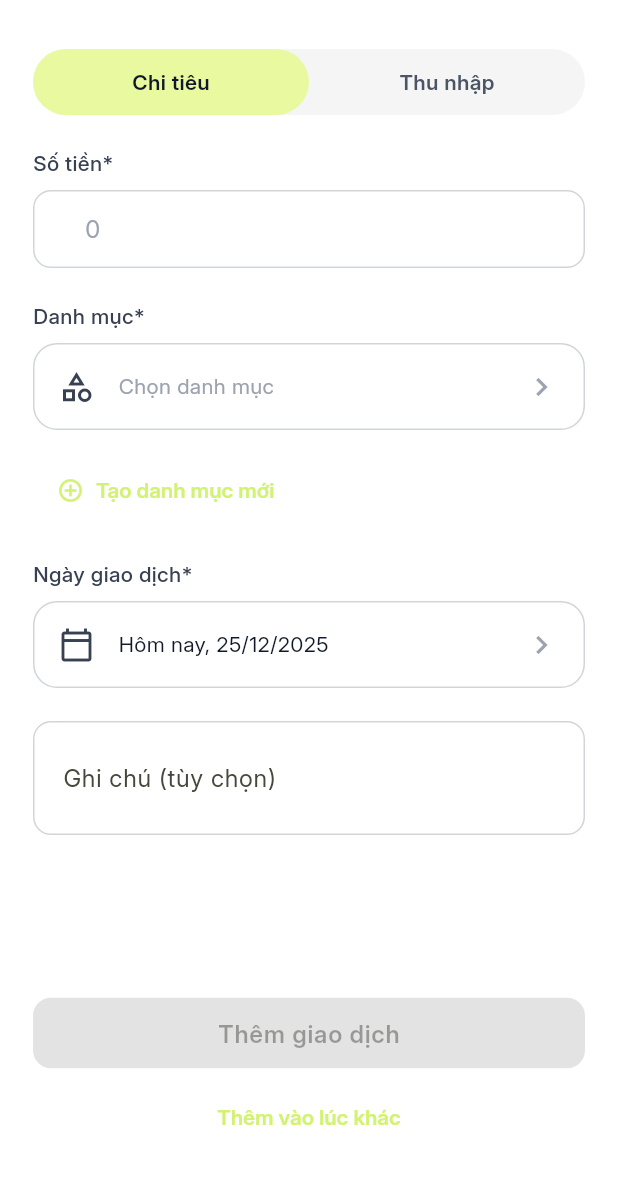
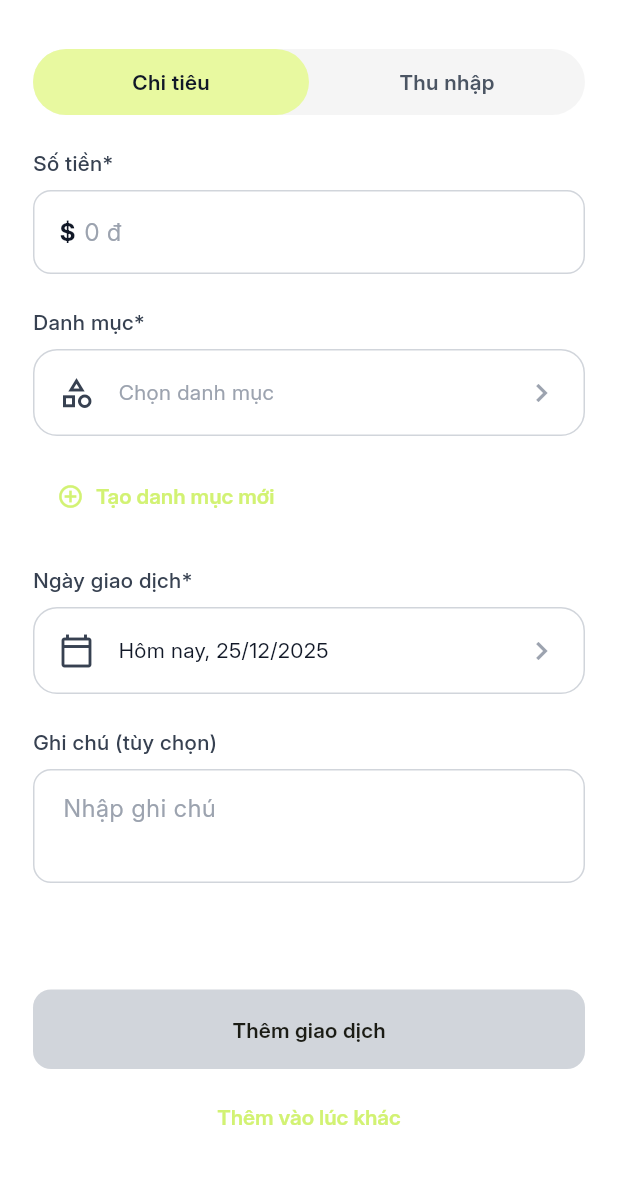
Before and after one commit to HyphenSang/Expense_Tracker, a Flutter app: the AddTransactionScreen screen opened directly, on a phone screen of 412 x 824 dp, the part 59-1236 px from its top. Run offline on Flutter 3.47's test engine with Material 3 defaults, Android fonts, the light colour scheme and no system bars; our stand-ins replace fl_chart, flutter_dotenv, shared_preferences, supabase_flutter; accounts and stored records are empty.

Commit message:
update screen add transac

```diff
--- a/App/lib/presentation/screens/add_transaction.dart
+++ b/App/lib/presentation/screens/add_transaction.dart
@@ -206,10 +206,44 @@ class _AddTransactionScreenState extends State<AddTransactionScreen> {
                 const SizedBox(height: AppSpacing.sm),
                 TextFormField(
                   controller: _amountController,
-                  decoration: const InputDecoration(
-                    hintText: '0',
-                    border: OutlineInputBorder(),
-                    prefixText: '₫ ',
+                  decoration: InputDecoration(
+                    hintText: '0 đ',
+                    hintStyle: TextStyle(color: AppColors.gray400),
+                    contentPadding: const EdgeInsets.symmetric(
+                      horizontal: AppSpacing.lg,
+                      vertical: AppSpacing.lg,
+                    ),
+                    border: OutlineInputBorder(
+                      borderRadius: BorderRadius.circular(AppRadius.md),
+                      borderSide: BorderSide(color: AppColors.gray300),
+                    ),
+                    enabledBorder: OutlineInputBorder(
+                      borderRadius: BorderRadius.circular(AppRadius.md),
+                      borderSide: BorderSide(color: AppColors.gray300),
+                    ),
+                    focusedBorder: OutlineInputBorder(
+                      borderRadius: BorderRadius.circular(AppRadius.md),
+                      borderSide: BorderSide(color: AppColors.primary),
+                    ),
+                    filled: true,
+                    fillColor: Colors.white,
+                    prefixIcon: Padding(
+                      padding: const EdgeInsets.only(left: AppSpacing.lg),
+                      child: Align(
+                        widthFactor: 1.0,
+                        child: Text(
+                          '\$',
+                          style: theme.textTheme.titleLarge?.copyWith(
+                            fontWeight: FontWeight.bold,
+                            color: AppColors.gray900,
+                          ),
+                        ),
+                      ),
+                    ),
+                    prefixIconConstraints: const BoxConstraints(
+                      minWidth: 30,
+                      minHeight: 0,
+                    ),
                   ),
                   keyboardType: TextInputType.number,
                   inputFormatters: [
@@ -272,8 +306,11 @@ class _AddTransactionScreenState extends State<AddTransactionScreen> {
                   alignment: Alignment.centerLeft,
                   child: TextButton.icon(
                     onPressed: _pickCategory,
-                    icon: const Icon(Icons.add_circle_outline),
-                    label: const Text('Tạo danh mục mới'),
+                    icon: const Icon(Icons.add_circle_outline, color: AppColors.primary),
+                    label: const Text(
+                      'Tạo danh mục mới',
+                      style: TextStyle(color: AppColors.primary),
+                    ),
                   ),
                 ),
                 const SizedBox(height: AppSpacing.xl),
@@ -316,10 +353,21 @@ class _AddTransactionScreenState extends State<AddTransactionScreen> {
                   ),
                 ),
                 const SizedBox(height: AppSpacing.xl),
+                Text(
+                  'Ghi chú (tùy chọn)',
+                  style: theme.textTheme.bodyMedium?.copyWith(
+                    color: AppColors.gray700,
+                    fontWeight: FontWeight.w500,
+                  ),
+                ),
+                const SizedBox(height: AppSpacing.sm),
                 TextFormField(
                   controller: _noteController,
                   decoration: const InputDecoration(
-                    labelText: 'Ghi chú (tùy chọn)',
+                    hintText: 'Nhập ghi chú',
+                    border: OutlineInputBorder(),
+                    filled: true,
+                    fillColor: Colors.white,
                   ),
                   maxLines: 2,
                 ),
@@ -328,14 +376,33 @@ class _AddTransactionScreenState extends State<AddTransactionScreen> {
                   width: double.infinity,
                   child: ElevatedButton(
                     onPressed: !_isSubmitting && isValid ? _submit : null,
-                    child: Text(_isSubmitting ? 'Đang lưu...' : 'Thêm giao dịch'),
+                    style: ElevatedButton.styleFrom(
+                      padding: const EdgeInsets.symmetric(vertical: AppSpacing.lg),
+                      backgroundColor: isValid && !_isSubmitting
+                          ? AppColors.primary
+                          : AppColors.gray300,
+                      foregroundColor: isValid && !_isSubmitting
+                          ? AppColors.gray900
+                          : AppColors.gray500,
+                      disabledBackgroundColor: AppColors.gray300,
+                      disabledForegroundColor: AppColors.gray500,
+                    ),
+                    child: Text(
+                      _isSubmitting ? 'Đang lưu...' : 'Thêm giao dịch',
+                      style: theme.textTheme.titleMedium?.copyWith(
+                        fontWeight: FontWeight.w600,
+                      ),
+                    ),
                   ),
                 ),
                 const SizedBox(height: AppSpacing.sm),
                 Center(
                   child: TextButton(
                     onPressed: _isSubmitting ? null : () => Navigator.of(context).pop(),
-                    child: const Text('Thêm vào lúc khác'),
+                    child: const Text(
+                      'Thêm vào lúc khác',
+                      style: TextStyle(color: AppColors.primary),
+                    ),
                   ),
                 ),
               ],
```
